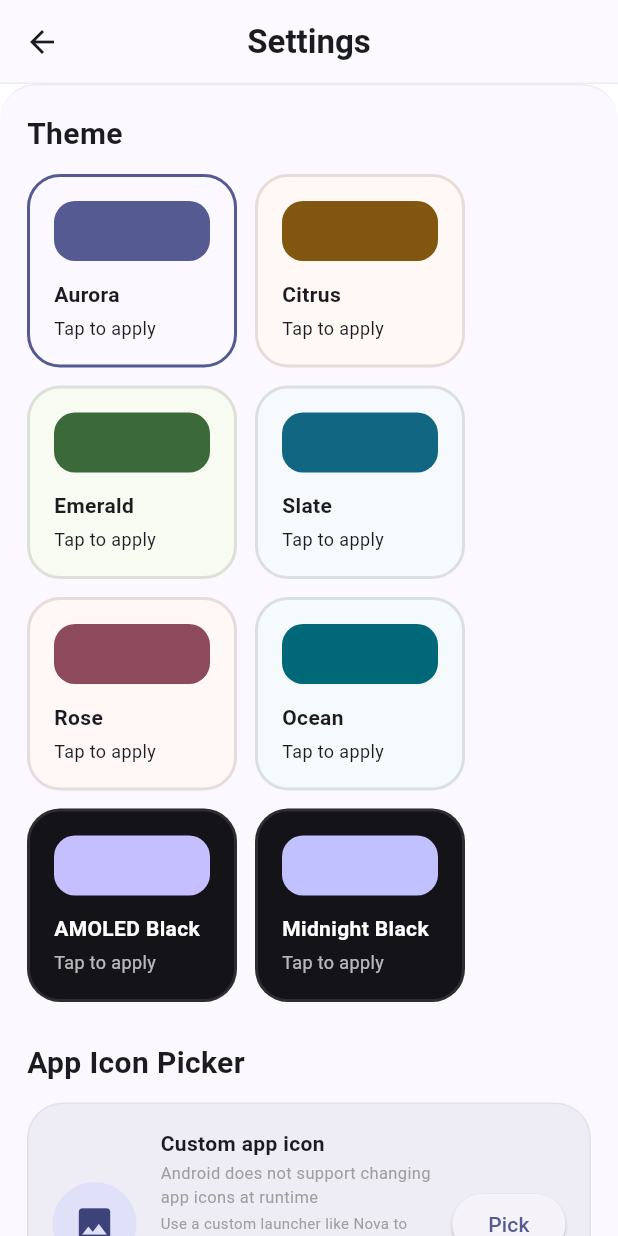
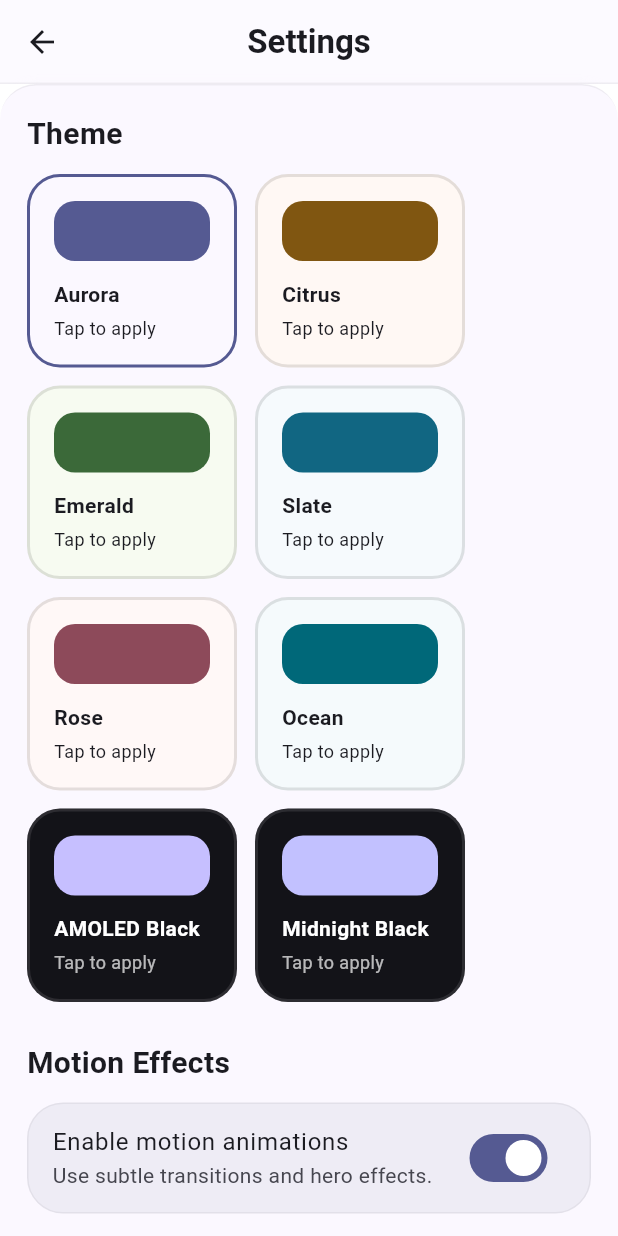
Before and after one commit to whydohumanssuck/memories-app, a Flutter app: the SettingsScreen screen opened directly, on a phone screen of 412 x 824 dp. Run offline on Flutter 3.47's test engine with Material 3 defaults, Android fonts, the phone set to English and light mode, and no system bars; our stand-ins replace cached_network_image, flutter_svg, image_picker, video_player; missing offline and left inert: photo_manager, photo_manager_image_provider; network calls fail.

Commit message:
Use uploaded photo as app icon; remove custom icon feature

```diff
--- a/lib/providers/settings_provider.dart
+++ b/lib/providers/settings_provider.dart
@@ -1,23 +1,9 @@
-import 'dart:io';
-
 import 'package:flutter/material.dart';
-import 'package:image_picker/image_picker.dart';
 
 class SettingsProvider extends ChangeNotifier {
-  File? _customIconFile;
   bool _useSystemMotion = true;
 
-  File? get customIconFile => _customIconFile;
   bool get useSystemMotion => _useSystemMotion;
-
-  Future<void> pickCustomIcon() async {
-    final picker = ImagePicker();
-    final result = await picker.pickImage(source: ImageSource.gallery, imageQuality: 80);
-    if (result != null) {
-      _customIconFile = File(result.path);
-      notifyListeners();
-    }
-  }
 
   void toggleMotion(bool enabled) {
     _useSystemMotion = enabled;
--- a/lib/screens/settings_screen.dart
+++ b/lib/screens/settings_screen.dart
@@ -1,5 +1,4 @@
 import 'dart:ui';
-import 'dart:io';
 import 'package:flutter/material.dart';
 import 'package:provider/provider.dart';
 import '../providers/settings_provider.dart';
@@ -47,7 +46,7 @@ class SettingsScreen extends StatelessWidget {
                     ),
                   ),
                 ),
-                // Content area with iOS rounded corners (no expensive blur)
+                // Content area with iOS rounded corners
                 SliverToBoxAdapter(
                   child: Container(
                     decoration: BoxDecoration(
@@ -134,99 +133,6 @@ class SettingsScreen extends StatelessWidget {
                           ),
                           const SizedBox(height: 26),
 
-                          // App Icon Picker section
-                          Text('App Icon Picker',
-                            style: TextStyle(
-                              fontSize: 20,
-                              fontWeight: FontWeight.w700,
-                              color: isDark ? Colors.white : null,
-                            ),
-                          ),
-                          const SizedBox(height: 12),
-                          Container(
-                            decoration: BoxDecoration(
-                              color: isDark
-                                  ? const Color(0xFF1E1E24).withOpacity(0.6)
-                                  : Theme.of(context).colorScheme.surfaceVariant.withOpacity(0.5),
-                              borderRadius: BorderRadius.circular(24),
-                              border: Border.all(
-                                color: Theme.of(context).colorScheme.onSurface.withOpacity(0.06),
-                              ),
-                            ),
-                            padding: const EdgeInsets.all(16),
-                            child: Row(
-                              children: [
-                                Stack(
-                                  children: [
-                                    CircleAvatar(
-                                      radius: 28,
-                                      backgroundColor: Theme.of(context).colorScheme.secondaryContainer,
-                                      backgroundImage: settings.customIconFile != null ? FileImage(settings.customIconFile!) : null,
-                                      child: settings.customIconFile == null
-                                        ? const Icon(Icons.photo, size: 28)
-                                        : null,
-                                    ),
-                                    if (settings.customIconFile != null)
-                                      Positioned(
-                                        right: 0,
-                                        bottom: 0,
-                                        child: Container(
-                                          padding: const EdgeInsets.all(3),
-                                          decoration: BoxDecoration(
-                                            color: Colors.green,
-                                            shape: BoxShape.circle,
-                                          ),
-                                          child: const Icon(Icons.check, color: Colors.white, size: 12),
-                                        ),
-                                      ),
-                                  ],
-                                ),
-                                const SizedBox(width: 16),
-                                Expanded(
-                                  child: Column(
-                                    crossAxisAlignment: CrossAxisAlignment.start,
-                                    children: [
-                                      Text('Custom app icon',
-                                        style: TextStyle(
-                                          fontWeight: FontWeight.w600,
-                                          color: isDark ? Colors.white : null,
-                                        ),
-                                      ),
-                                      const SizedBox(height: 2),
-                                      Text(
-                                        'Android does not support changing app icons at runtime',
-                                        style: TextStyle(
-                                          fontSize: 11,
-                                          color: isDark ? Colors.white60 : Colors.grey,
-                                        ),
-                                      ),
-                                      const SizedBox(height: 2),
-                                      Text(
-                                        'Use a custom launcher like Nova to change icons',
-                                        style: TextStyle(
-                                          fontSize: 10,
-                                          color: isDark ? Colors.white38 : Colors.grey.shade500,
-                                        ),
-                                      ),
-                                      const SizedBox(height: 4),
-                                      Text(
-                                        settings.customIconFile != null ? 'Selected from gallery' : 'Choose an image to personalize',
-                                        style: TextStyle(
-                                          color: isDark ? Colors.white70 : null,
-                                        ),
-                                      ),
-                                    ],
-                                  ),
-                                ),
-                                ElevatedButton(
-                                  onPressed: settings.pickCustomIcon,
-                                  child: const Text('Pick'),
-                                ),
-                              ],
-                            ),
-                          ),
-                          const SizedBox(height: 26),
-
                           // Motion Effects section
                           Text('Motion Effects',
                             style: TextStyle(
```
Also changed, not shown: 12 other files.
